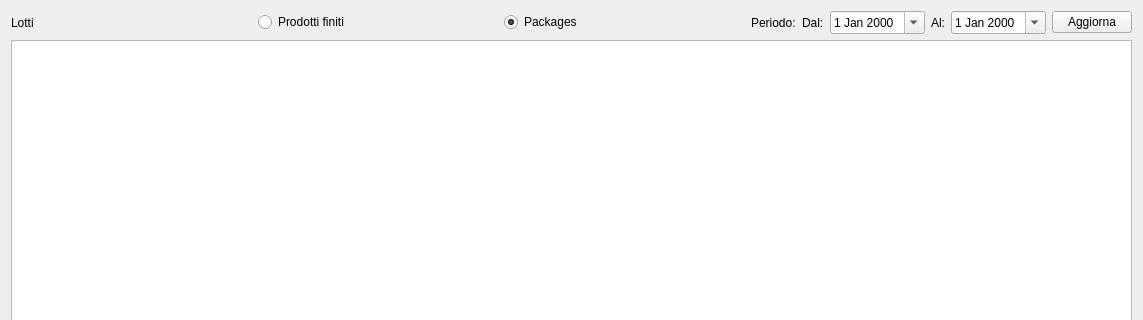
Qt form hmodifyprod.ui (fblabs/hamlet-mod-sancon) before a commit; both pictures show x 0 to 1143 and y 0 to 320 of the 1143 by 711 pixel window.
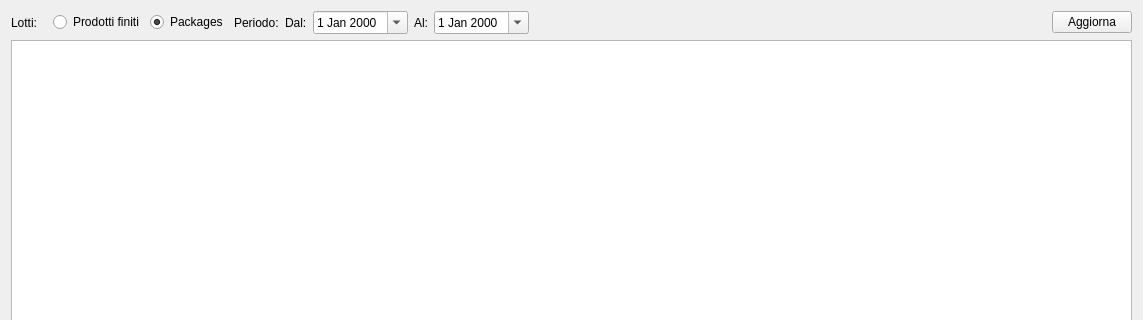
The same form after that commit. Icons and pictures are not drawn.

Commit message: 2.9.8 - modificati permessi per programmazione - Stampa lotti - aggiunto operatore come campo a sé e relativa ricerca in HLotti

What changed in the file:
```diff
--- a/hmodifyprod.ui
+++ b/hmodifyprod.ui
@@ -28,7 +28,7 @@
        <item>
         <widget class="QLabel" name="label">
          <property name="text">
-          <string>Lotti</string>
+          <string>Lotti:   </string>
          </property>
         </widget>
        </item>
@@ -51,11 +51,15 @@
        </item>
        <item>
         <layout class="QGridLayout" name="gridLayout_2">
-         <item row="0" column="5">
+         <item row="0" column="6">
           <widget class="QPushButton" name="pushButton_6">
            <property name="text">
             <string>Aggiorna</string>
            </property>
+           <property name="icon">
+            <iconset resource="icons.qrc">
+             <normaloff>:/Resources/Counterclockwise-arrow64.png</normaloff>:/Resources/Counterclockwise-arrow64.png</iconset>
+           </property>
           </widget>
          </item>
          <item row="0" column="2">
@@ -93,6 +97,19 @@
            </property>
           </widget>
          </item>
+         <item row="0" column="5">
+          <spacer name="horizontalSpacer">
+           <property name="orientation">
+            <enum>Qt::Horizontal</enum>
+           </property>
+           <property name="sizeHint" stdset="0">
+            <size>
+             <width>40</width>
+             <height>20</height>
+            </size>
+           </property>
+          </spacer>
+         </item>
         </layout>
        </item>
       </layout>
```
The commit also changes 51 other files.
